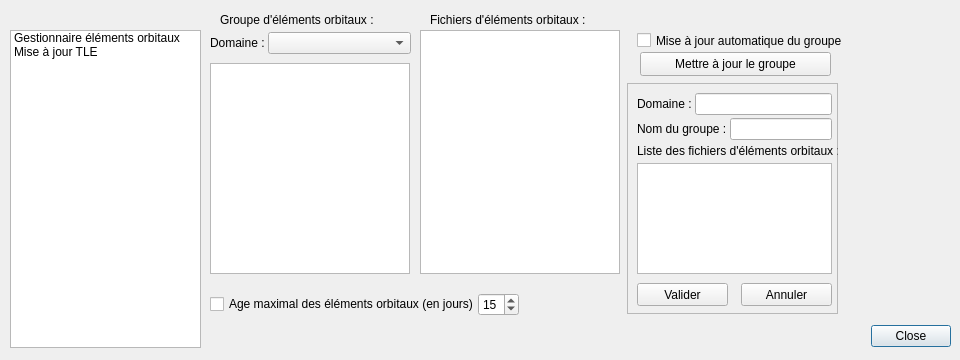
First picture: the form in src/interface/outils/outils.ui, repository mconsidine/previsat_archive, before the edit.
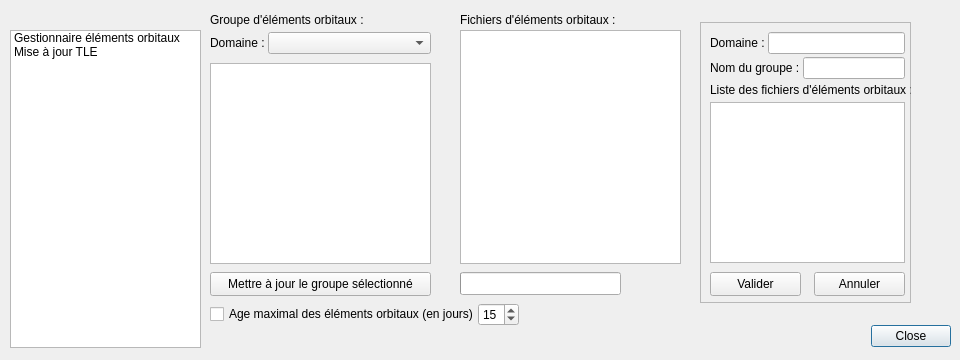
Second picture: the form after the edit.

Commit message: Ajout des fonctionnalites de la fenetre Outils

```diff
--- a/src/interface/outils/outils.ui
+++ b/src/interface/outils/outils.ui
@@ -70,7 +70,7 @@
      <x>210</x>
      <y>12</y>
      <width>751</width>
-     <height>311</height>
+     <height>321</height>
     </rect>
    </property>
    <property name="currentIndex">
@@ -81,7 +81,7 @@
      <property name="geometry">
       <rect>
        <x>0</x>
-       <y>280</y>
+       <y>290</y>
        <width>309</width>
        <height>25</height>
       </rect>
@@ -124,10 +124,10 @@
     <widget class="QFrame" name="groupe">
      <property name="geometry">
       <rect>
-       <x>417</x>
-       <y>71</y>
+       <x>490</x>
+       <y>10</y>
        <width>211</width>
-       <height>231</height>
+       <height>281</height>
       </rect>
      </property>
      <property name="font">
@@ -159,9 +159,9 @@
       <property name="geometry">
        <rect>
         <x>10</x>
-        <y>200</y>
+        <y>250</y>
         <width>91</width>
-        <height>23</height>
+        <height>24</height>
        </rect>
       </property>
       <property name="font">
@@ -175,9 +175,9 @@
       <property name="geometry">
        <rect>
         <x>114</x>
-        <y>200</y>
+        <y>250</y>
         <width>91</width>
-        <height>23</height>
+        <height>24</height>
        </rect>
       </property>
       <property name="font">
@@ -193,7 +193,7 @@
         <x>10</x>
         <y>80</y>
         <width>195</width>
-        <height>111</height>
+        <height>161</height>
        </rect>
       </property>
       <property name="font">
@@ -286,10 +286,10 @@
     <widget class="QListWidget" name="listeFichiersTLE">
      <property name="geometry">
       <rect>
-       <x>210</x>
+       <x>250</x>
        <y>18</y>
-       <width>200</width>
-       <height>244</height>
+       <width>221</width>
+       <height>234</height>
       </rect>
      </property>
      <property name="font">
@@ -305,7 +305,7 @@
     <widget class="QLabel" name="lbl_fichiersTLE">
      <property name="geometry">
       <rect>
-       <x>220</x>
+       <x>250</x>
        <y>0</y>
        <width>181</width>
        <height>16</height>
@@ -321,9 +321,9 @@
     <widget class="QLabel" name="lbl_groupeTLE">
      <property name="geometry">
       <rect>
-       <x>10</x>
+       <x>0</x>
        <y>0</y>
-       <width>171</width>
+       <width>191</width>
        <height>16</height>
       </rect>
      </property>
@@ -334,29 +334,13 @@
       <string>Groupe d'éléments orbitaux :</string>
      </property>
     </widget>
-    <widget class="QCheckBox" name="majAutoGroupe">
-     <property name="geometry">
-      <rect>
-       <x>427</x>
-       <y>20</y>
-       <width>221</width>
-       <height>17</height>
-      </rect>
-     </property>
-     <property name="font">
-      <font/>
-     </property>
-     <property name="text">
-      <string>Mise à jour automatique du groupe</string>
-     </property>
-    </widget>
-    <widget class="QListWidget" name="listeGroupeTLE">
+    <widget class="QListWidget" name="listeGroupeElem">
      <property name="geometry">
       <rect>
        <x>0</x>
        <y>51</y>
-       <width>200</width>
-       <height>211</height>
+       <width>221</width>
+       <height>201</height>
       </rect>
      </property>
      <property name="font">
@@ -377,7 +361,7 @@
       <rect>
        <x>0</x>
        <y>20</y>
-       <width>201</width>
+       <width>221</width>
        <height>24</height>
       </rect>
      </property>
@@ -410,16 +394,134 @@
     <widget class="QPushButton" name="majGroupe">
      <property name="geometry">
       <rect>
-       <x>430</x>
-       <y>40</y>
-       <width>191</width>
+       <x>0</x>
+       <y>260</y>
+       <width>221</width>
        <height>24</height>
       </rect>
      </property>
      <property name="text">
-      <string>Mettre à jour le groupe</string>
+      <string>Mettre à jour le groupe sélectionné</string>
      </property>
     </widget>
+    <widget class="QToolButton" name="creationGroupe">
+     <property name="geometry">
+      <rect>
+       <x>200</x>
+       <y>0</y>
+       <width>20</width>
+       <height>20</height>
+      </rect>
+     </property>
+     <property name="font">
+      <font>
+       <bold>true</bold>
+      </font>
+     </property>
+     <property name="mouseTracking">
+      <bool>true</bool>
+     </property>
+     <property name="autoRaise">
+      <bool>true</bool>
+     </property>
+    </widget>
+    <widget class="QToolButton" name="ajoutFichiersElem">
+     <property name="geometry">
+      <rect>
+       <x>450</x>
+       <y>-1</y>
+       <width>20</width>
+       <height>20</height>
+      </rect>
+     </property>
+     <property name="font">
+      <font>
+       <bold>true</bold>
+      </font>
+     </property>
+     <property name="mouseTracking">
+      <bool>true</bool>
+     </property>
+     <property name="autoRaise">
+      <bool>true</bool>
+     </property>
+    </widget>
+    <widget class="QFrame" name="frameBarreProgressionElem">
+     <property name="geometry">
+      <rect>
+       <x>250</x>
+       <y>260</y>
+       <width>241</width>
+       <height>31</height>
+      </rect>
+     </property>
+     <property name="font">
+      <font/>
+     </property>
+     <property name="frameShape">
+      <enum>QFrame::NoFrame</enum>
+     </property>
+     <property name="frameShadow">
+      <enum>QFrame::Plain</enum>
+     </property>
+     <widget class="QProgressBar" name="barreProgressionElem">
+      <property name="geometry">
+       <rect>
+        <x>0</x>
+        <y>0</y>
+        <width>161</width>
+        <height>23</height>
+       </rect>
+      </property>
+      <property name="font">
+       <font/>
+      </property>
+      <property name="alignment">
+       <set>Qt::AlignCenter</set>
+      </property>
+      <property name="textVisible">
+       <bool>false</bool>
+      </property>
+      <property name="format">
+       <string notr="true">%p%</string>
+      </property>
+     </widget>
+     <widget class="QLabel" name="fichierTelechargementElem">
+      <property name="geometry">
+       <rect>
+        <x>0</x>
+        <y>0</y>
+        <width>161</width>
+        <height>20</height>
+       </rect>
+      </property>
+      <property name="font">
+       <font/>
+      </property>
+      <property name="text">
+       <string notr="true"/>
+      </property>
+      <property name="alignment">
+       <set>Qt::AlignCenter</set>
+      </property>
+     </widget>
+     <widget class="QLabel" name="vitesseTelechargementElem">
+      <property name="geometry">
+       <rect>
+        <x>160</x>
+        <y>0</y>
+        <width>81</width>
+        <height>21</height>
+       </rect>
+      </property>
+      <property name="text">
+       <string notr="true"/>
+      </property>
+      <property name="alignment">
+       <set>Qt::AlignCenter</set>
+      </property>
+     </widget>
+    </widget>
    </widget>
    <widget class="QWidget" name="miseAJourTLE">
     <widget class="QTabWidget" name="majTLE">
```
Left out of the diff: 52 changed lines with no effect on the pictures. The commit also changes 17 other files.
